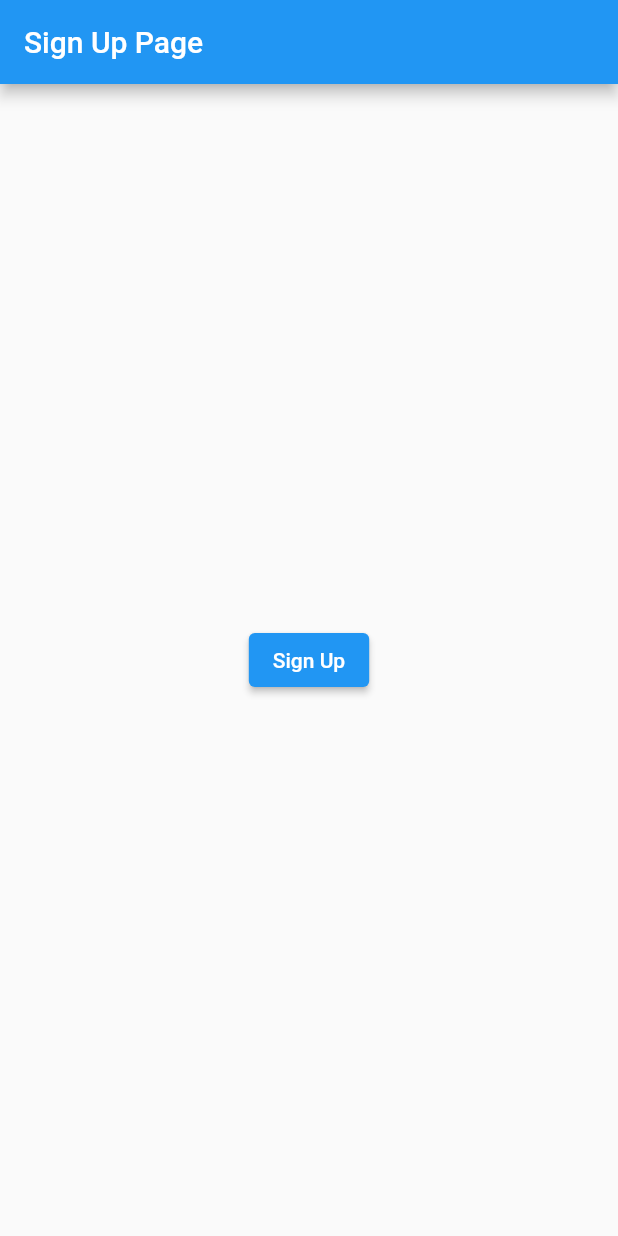
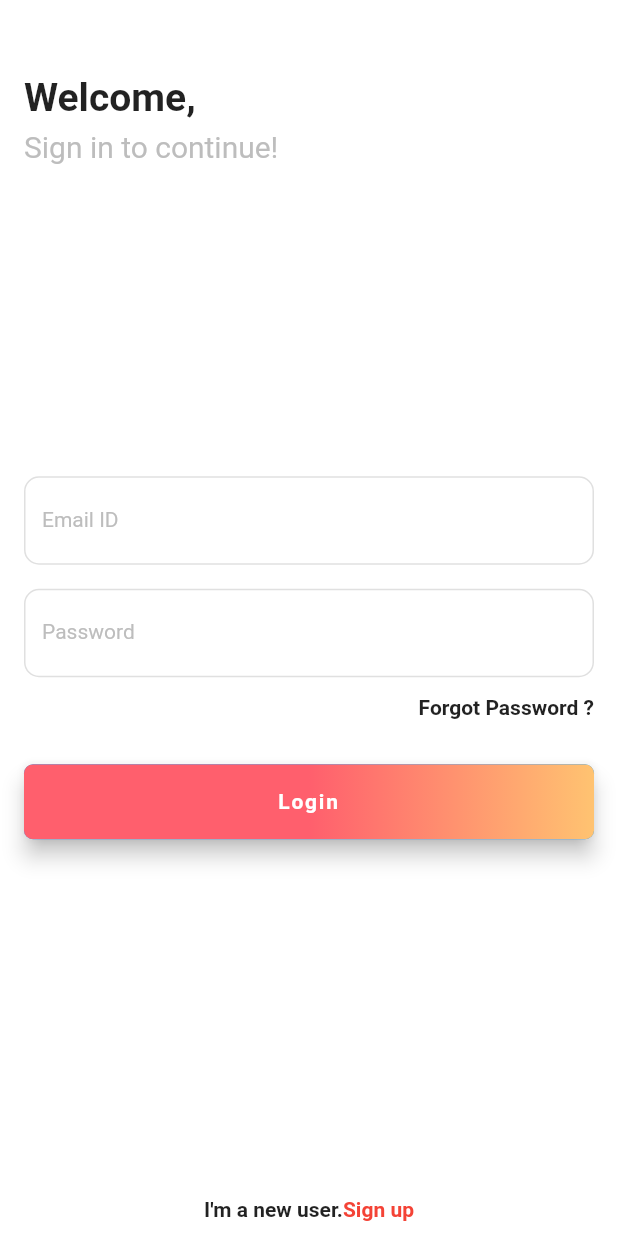
Before and after one commit to KajcsaRenataGabriela/meal-planning-app-getx, a Flutter app: the SignUp screen opened directly, on a phone screen of 412 x 824 dp. Run offline on Flutter 3.47's test engine with Material 2 defaults, Android fonts, the phone set to English and light mode, and no system bars; our stand-ins replace cloud_firestore, firebase_auth, firebase_core, get; missing offline and left inert: animate_gradient; accounts and stored records are empty; network calls fail.

Commit message:
added login with getx

```diff
--- a/lib/app/screens/sign_up_page.dart
+++ b/lib/app/screens/sign_up_page.dart
@@ -1,7 +1,4 @@
 import 'package:flutter/material.dart';
-import 'package:get/get.dart';
-
-import 'home_page.dart';
 
 class SignUp extends StatelessWidget {
   const SignUp({super.key});
@@ -9,19 +6,118 @@ class SignUp extends StatelessWidget {
   @override
   Widget build(BuildContext context) {
     return Scaffold(
-      appBar: AppBar(
-        title: const Text('Sign Up Page'),
-      ),
-      body: Center(
-        child: ElevatedButton(
-          onPressed: () {
-            // Perform your signup logic here
-            // After successful signup, navigate to the home page
-            // You can use Get.to or Get.off depending on your use case
-            // For this example, we'll use Get.to to push the home page onto the navigation stack
-            Get.to(const HomePage());
-          },
-          child: const Text('Sign Up'),
+      backgroundColor: Colors.white,
+      body: SafeArea(
+        child: Container(
+          padding: const EdgeInsets.only(left: 16,right: 16),
+          child: Column(
+            mainAxisAlignment: MainAxisAlignment.spaceBetween,
+            crossAxisAlignment: CrossAxisAlignment.start,
+            children: <Widget>[
+              Column(
+                crossAxisAlignment: CrossAxisAlignment.start,
+                children: <Widget>[
+                  const SizedBox(height: 50,),
+                  const Text('Welcome,',style: TextStyle(fontSize: 26,fontWeight: FontWeight.bold),),
+                  const SizedBox(height: 6,),
+                  Text('Sign in to continue!',style: TextStyle(fontSize: 20,color: Colors.grey.shade400),),
+                ],
+              ),
+              Column(
+                children: <Widget>[
+                  TextField(
+                    decoration: InputDecoration(
+                      labelText: 'Email ID',
+                      labelStyle: TextStyle(fontSize: 14,color: Colors.grey.shade400),
+                      enabledBorder: OutlineInputBorder(
+                        borderRadius: BorderRadius.circular(10),
+                        borderSide: BorderSide(
+                          color: Colors.grey.shade300,
+                        ),
+                      ),
+                      focusedBorder: OutlineInputBorder(
+                          borderRadius: BorderRadius.circular(10),
+                          borderSide: const BorderSide(
+                            color: Colors.red,
+                          )
+                      ),
+                    ),
+                  ),
+                  const SizedBox(height: 16),
+                  TextField(
+                    decoration: InputDecoration(
+                      labelText: 'Password',
+                      labelStyle: TextStyle(fontSize: 14,color: Colors.grey.shade400),
+                      enabledBorder: OutlineInputBorder(
+                        borderRadius: BorderRadius.circular(10),
+                        borderSide: BorderSide(
+                          color: Colors.grey.shade300,
+                        ),
+                      ),
+                      focusedBorder: OutlineInputBorder(
+                          borderRadius: BorderRadius.circular(10),
+                          borderSide: const BorderSide(
+                            color: Colors.red,
+                          )
+                      ),
+                    ),
+                  ),
+                  const SizedBox(height: 12),
+                  const Align(
+                    alignment: Alignment.topRight,
+                    child: Text('Forgot Password ?',style: TextStyle(fontSize: 14,fontWeight: FontWeight.w600),),
+                  ),
+                  const SizedBox(height: 30),
+                  SizedBox(
+                    height: 50,
+                    width: double.infinity,
+                    child: FloatingActionButton(
+                      onPressed: (){},
+                      shape: RoundedRectangleBorder(
+                        borderRadius: BorderRadius.circular(6),
+                      ),
+                      //padding: EdgeInsets.all(0),
+                      child: Ink(
+                        decoration: BoxDecoration(
+                          borderRadius: BorderRadius.circular(6),
+                          gradient: const LinearGradient(
+                            colors: <Color>[
+                              Color(0xffff5f6d),
+                              Color(0xffff5f6d),
+                              Color(0xffffc371),
+                            ],
+                          ),
+                        ),
+                        child: Container(
+                          alignment: Alignment.center,
+                          constraints: const BoxConstraints(minHeight: 50),
+                          child: const Text('Login',style: TextStyle(color: Colors.white,fontWeight: FontWeight.bold),textAlign: TextAlign.center,),
+                        ),
+                      ),
+                    ),
+                  ),
+                  const SizedBox(height: 30),
+                ],
+              ),
+              Padding(
+                padding: const EdgeInsets.only(bottom: 10),
+                child: Row(
+                  mainAxisAlignment: MainAxisAlignment.center,
+                  children: <Widget>[
+                    const Text("I'm a new user.",style: TextStyle(fontWeight: FontWeight.bold),),
+                    GestureDetector(
+                      onTap: (){
+                        Navigator.push(context, MaterialPageRoute<dynamic>(builder: (BuildContext context){
+                          return const SignUp();
+                        }));
+                      },
+                      child: const Text('Sign up',style: TextStyle(fontWeight: FontWeight.bold,color: Colors.red),),
+                    )
+                  ],
+                ),
+              )
+            ],
+          ),
         ),
       ),
     );
--- a/lib/main.dart
+++ b/lib/main.dart
@@ -4,7 +4,7 @@ import 'package:get/get.dart';
 
 import 'app/controllers/auth_controller.dart';
 import 'app/screens/home_page.dart';
-import 'app/screens/sign_up_page.dart';
+import 'app/screens/login_page.dart';
 import 'app/utils/constants.dart';
 
 void main() async {
@@ -26,7 +26,7 @@ class MyApp extends StatelessWidget {
         primarySwatch: Colors.blue,
       ),
       home: Obx(() {
-        return authController.isLoggedIn.value ? const HomePage() : const SignUp();
+        return authController.isLoggedIn.value ? const HomePage() : const SignInPage();
       }),
     );
   }
--- a/pubspec.yaml
+++ b/pubspec.yaml
@@ -9,6 +9,7 @@ environment:
 dependencies:
   flutter:
     sdk: flutter
+  animate_gradient: ^0.0.2+1
   cloud_firestore: ^4.8.3
   cupertino_icons: ^1.0.5
   firebase_core: ^2.15.0
```
Also changed, not shown: lib/app/controllers/auth_controller.dart (+13 -0 lines), lib/app/screens/home_page.dart (+15 -1 lines), lib/app/screens/login_page.dart (added, +124 -0 lines), lib/firebase_options.dart, pubspec.lock.
